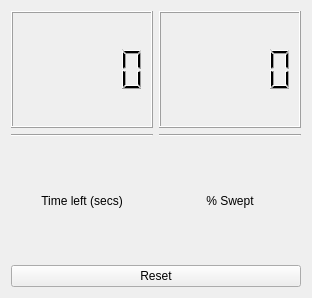
This is aspirador/src/mainUI.ui in pbustos/beta-robotica-class as Qt 5 draws it before an edit. The edited form follows.
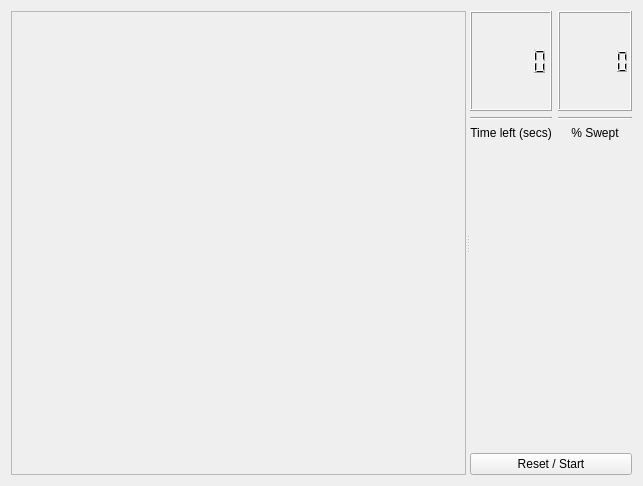
This is the edited form.

The edit to the form file:
```diff
--- a/aspirador/src/mainUI.ui
+++ b/aspirador/src/mainUI.ui
@@ -6,8 +6,8 @@
    <rect>
     <x>0</x>
     <y>0</y>
-    <width>312</width>
-    <height>298</height>
+    <width>643</width>
+    <height>486</height>
    </rect>
   </property>
   <property name="windowTitle">
@@ -15,6 +15,31 @@
   </property>
   <layout class="QVBoxLayout" name="verticalLayout_4">
    <item>
+    <widget class="QSplitter" name="splitter">
+     <property name="orientation">
+      <enum>Qt::Horizontal</enum>
+     </property>
+     <widget class="QFrame" name="frame">
+      <property name="sizePolicy">
+       <sizepolicy hsizetype="Expanding" vsizetype="Preferred">
+        <horstretch>0</horstretch>
+        <verstretch>0</verstretch>
+       </sizepolicy>
+      </property>
+      <property name="minimumSize">
+       <size>
+        <width>400</width>
+        <height>0</height>
+       </size>
+      </property>
+      <property name="frameShape">
+       <enum>QFrame::StyledPanel</enum>
+      </property>
+      <property name="frameShadow">
+       <enum>QFrame::Raised</enum>
+      </property>
+     </widget>
+     <widget class="QWidget" name="">
     <layout class="QVBoxLayout" name="verticalLayout_3">
      <item>
       <layout class="QHBoxLayout" name="horizontalLayout">
@@ -22,9 +47,18 @@
         <layout class="QVBoxLayout" name="verticalLayout">
          <item>
           <widget class="QLCDNumber" name="lcdNumber_time">
+             <property name="minimumSize">
+              <size>
+               <width>0</width>
+               <height>100</height>
+              </size>
+             </property>
            <property name="font">
             <font>
-             <pointsize>14</pointsize>
+               <family>Ubuntu Condensed</family>
+               <pointsize>16</pointsize>
+               <weight>75</weight>
+               <bold>true</bold>
             </font>
            </property>
            <property name="smallDecimalPoint">
@@ -52,15 +86,37 @@
            </property>
           </widget>
          </item>
+           <item>
+            <spacer name="verticalSpacer">
+             <property name="orientation">
+              <enum>Qt::Vertical</enum>
+             </property>
+             <property name="sizeHint" stdset="0">
+              <size>
+               <width>20</width>
+               <height>40</height>
+              </size>
+             </property>
+            </spacer>
+           </item>
         </layout>
        </item>
        <item>
         <layout class="QVBoxLayout" name="verticalLayout_2">
          <item>
           <widget class="QLCDNumber" name="lcdNumber_percent">
+             <property name="minimumSize">
+              <size>
+               <width>0</width>
+               <height>100</height>
+              </size>
+             </property>
            <property name="font">
             <font>
-             <pointsize>14</pointsize>
+               <family>Ubuntu Condensed</family>
+               <pointsize>16</pointsize>
+               <weight>75</weight>
+               <bold>true</bold>
             </font>
            </property>
            <property name="smallDecimalPoint">
@@ -85,6 +141,19 @@
            </property>
           </widget>
          </item>
+           <item>
+            <spacer name="verticalSpacer_2">
+             <property name="orientation">
+              <enum>Qt::Vertical</enum>
+             </property>
+             <property name="sizeHint" stdset="0">
+              <size>
+               <width>20</width>
+               <height>40</height>
+              </size>
+             </property>
+            </spacer>
+           </item>
         </layout>
        </item>
       </layout>
@@ -92,11 +161,13 @@
      <item>
       <widget class="QPushButton" name="pushButton">
        <property name="text">
-        <string>Reset</string>
+          <string>Reset / Start</string>
        </property>
       </widget>
      </item>
     </layout>
+     </widget>
+    </widget>
    </item>
   </layout>
  </widget>
```
Lines whose indentation alone changed are shown as unchanged.
